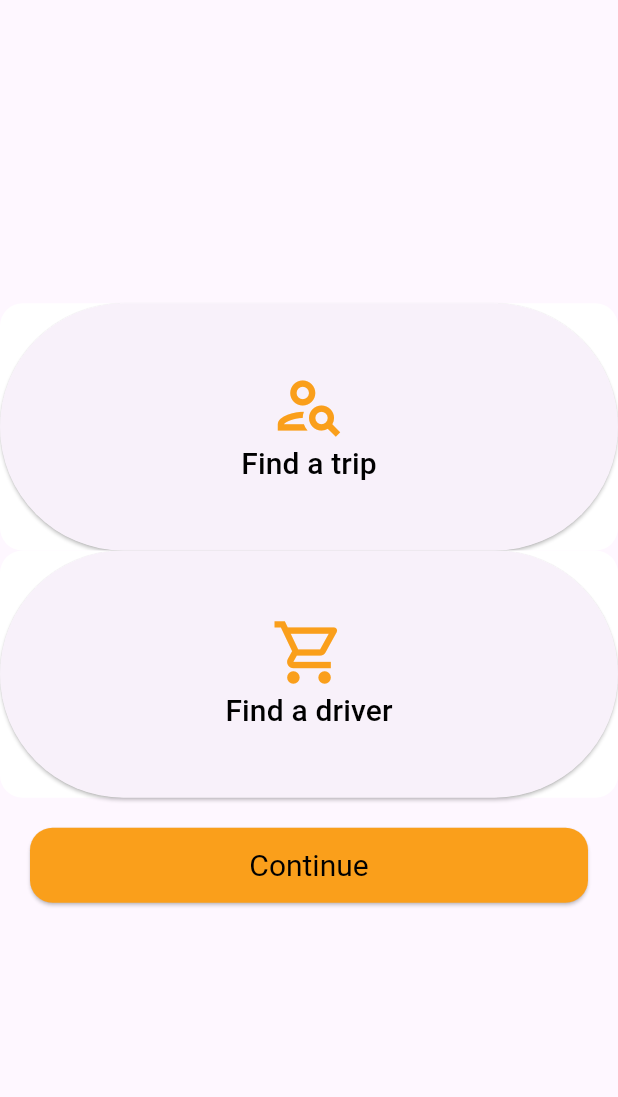
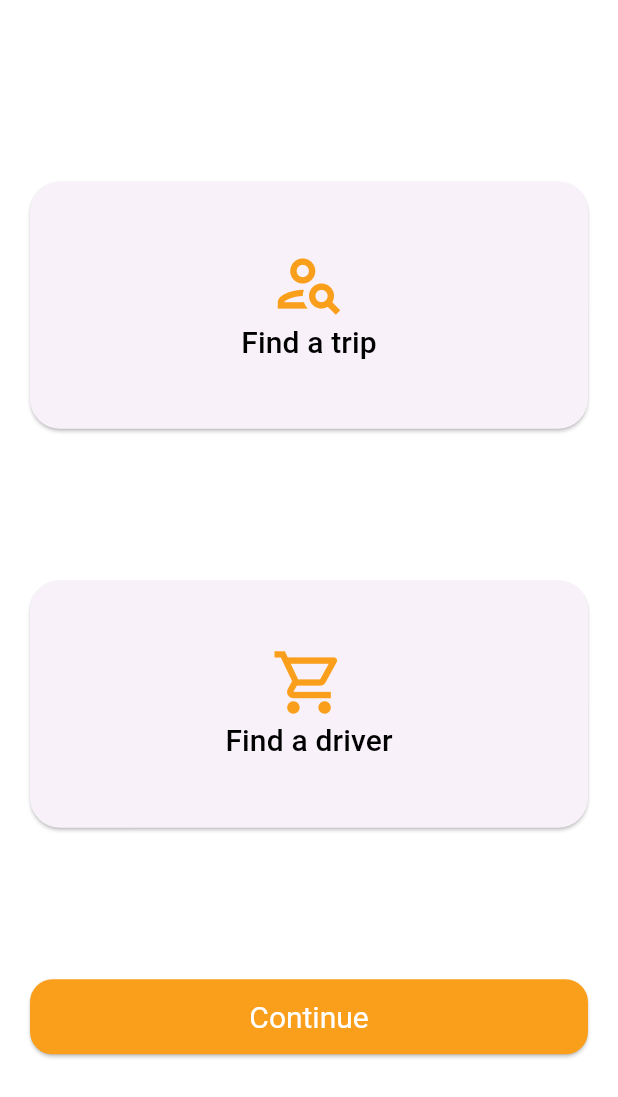
Before and after one commit to sijalneupane/car_rental_system, a Flutter app: the screen it shows after launch, on a phone screen of 412 x 824 dp. Shown: the top 1097 px of the screen. Run offline on Flutter 3.47's test engine with Material 3 defaults, Android fonts, the light colour scheme and no system bars; our stand-ins replace dio, flutter_spinkit.

Commit message:
Role select updated and run successfully in mobile

```diff
--- a/lib/core/util/route_generator.dart
+++ b/lib/core/util/route_generator.dart
@@ -2,6 +2,7 @@ import 'package:car_rental_system/core/util/route_const.dart';
 import 'package:car_rental_system/login.dart';
 import 'package:car_rental_system/role_selection.dart';
 import 'package:car_rental_system/signup.dart';
+import 'package:car_rental_system/welcome.dart';
 import 'package:flutter/material.dart';
 
 class RouteGenerator {
@@ -28,7 +29,7 @@ class RouteGenerator {
       case Routes.roleSelectionRoute:
         return MaterialPageRoute(builder: (_) => const RoleSelection());
       case Routes.welcomeRoute:
-        return MaterialPageRoute(builder: (_) => const RoleSelection());
+        return MaterialPageRoute(builder: (_) => const Welcome());
       default:
         return MaterialPageRoute(
             builder: (_) => Scaffold(
--- a/lib/core/util/string_utils.dart
+++ b/lib/core/util/string_utils.dart
@@ -7,6 +7,6 @@ const String findDriver="Find a driver";
 const String continueStr="Continue";
 const String createAccount="Create an account";
 const String signupDescription="Sign up to experience convenient transportation at your fingertips";
-
+const String welcomeStr="Welcome to the car rental app";
 const String phoneNumberStr="Phone Number";
 const String passwordStr="Password";
--- a/lib/main.dart
+++ b/lib/main.dart
@@ -18,6 +18,7 @@ class MyApp extends StatelessWidget {
         colorScheme: ColorScheme.fromSeed(seedColor: Colors.deepPurple),
         useMaterial3: true,
       ),
+      debugShowCheckedModeBanner: false,
       home: SplashScreen() ,
     );
   }
--- a/lib/role_selection.dart
+++ b/lib/role_selection.dart
@@ -13,9 +13,12 @@ class RoleSelection extends StatelessWidget {
   @override
   Widget build(BuildContext context) {
     return Scaffold(
+      backgroundColor: Colors.white,
       body: SafeArea(
+          child: Padding(
+            padding: const EdgeInsets.all(20),
             child: Column(
-        mainAxisAlignment: MainAxisAlignment.center,
+                    mainAxisAlignment: MainAxisAlignment.spaceEvenly,
                     children: [
             CustomRoleSelect(
               roleTitle: findTrip,
@@ -39,8 +42,9 @@ class RoleSelection extends StatelessWidget {
                     Routes.welcomeRoute
                   );
                 },
-              child: CustomText(data: continueStr))
+                child: CustomText(data: continueStr,color: Colors.white,))
                     ],
+                  ),
           )),
     );
   }
--- a/lib/welcome.dart
+++ b/lib/welcome.dart
@@ -1,3 +1,5 @@
+import 'package:car_rental_system/core/util/string_utils.dart';
+import 'package:car_rental_system/widgets/custom_text.dart';
 import 'package:flutter/material.dart';
 
 class Welcome extends StatelessWidget {
@@ -6,7 +8,9 @@ class Welcome extends StatelessWidget {
   @override
   Widget build(BuildContext context) {
     return Scaffold(
-
+      appBar: AppBar(
+        title:CustomText(data: welcomeStr,)
+      ),
     );
   }
 }
--- a/lib/widgets/custom_elevatedbutton.dart
+++ b/lib/widgets/custom_elevatedbutton.dart
@@ -9,9 +9,7 @@ class CustomElevatedbutton extends StatelessWidget {
 
   @override
   Widget build(BuildContext context) {
-    return Padding(
-      padding: const EdgeInsets.all(20.0),
-      child: SizedBox(
+    return SizedBox(
         height: 50,
         width: MediaQuery.of(context).size.width,
         child: ElevatedButton(
@@ -22,7 +20,6 @@ class CustomElevatedbutton extends StatelessWidget {
               shape: RoundedRectangleBorder(
                   borderRadius: BorderRadius.circular(15))),
           child: child,
-          )),
-    );
+        ));
   }
 }
--- a/lib/widgets/custom_role_select.dart
+++ b/lib/widgets/custom_role_select.dart
@@ -11,16 +11,18 @@ class CustomRoleSelect extends StatelessWidget {
 
   @override
   Widget build(BuildContext context) {
-    return Container(
+    return SizedBox(
       height: MediaQuery.of(context).size.height * 0.2,
-      width: MediaQuery.of(context).size.width ,
-      decoration:BoxDecoration(
-        borderRadius: BorderRadius.circular(15),
-        color: Colors.white,
+      width: MediaQuery.of(context).size.width
+      // color: Colors.white,
+      ,
+      child: ElevatedButton(
+        style: ElevatedButton.styleFrom(
+          shape: RoundedRectangleBorder(
+            borderRadius: BorderRadius.circular(20)
+          )
         ),
-      child: ElevatedButton(
         onPressed:onPressed,
-        child: Center(
         child: Column(
           mainAxisAlignment: MainAxisAlignment.center,
           children: [
@@ -36,7 +38,6 @@ class CustomRoleSelect extends StatelessWidget {
           ],
         ),
       ),
-      ),
     );
   }
 }
```
Also changed, not shown: 125 other files. Lines whose indentation alone changed are shown as unchanged.
